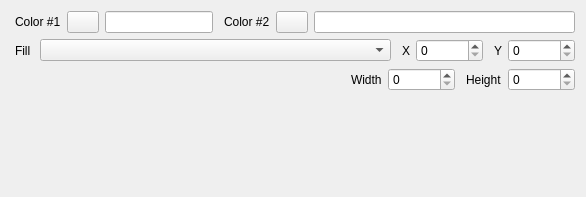
Old version of the form components/color.ui in the repository djfun/audio-visualizer-python.
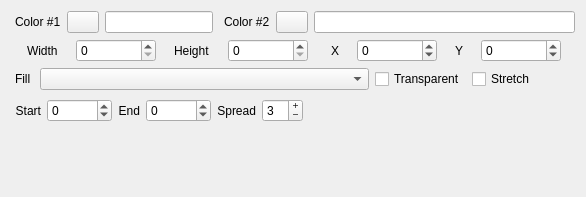
New version of the form.

Commit message: color component size, position, and gradient options

Diff of the .ui file:
```diff
--- a/components/color.ui
+++ b/components/color.ui
@@ -159,7 +159,7 @@
         <number>0</number>
        </property>
        <item>
-        <widget class="QLabel" name="label_textLayout">
+        <widget class="QLabel" name="label_xTitleAlign_2">
          <property name="sizePolicy">
           <sizepolicy hsizetype="Fixed" vsizetype="Preferred">
            <horstretch>0</horstretch>
@@ -167,22 +167,78 @@
           </sizepolicy>
          </property>
          <property name="text">
-          <string>Fill </string>
+          <string>Width</string>
          </property>
+         <property name="alignment">
+          <set>Qt::AlignLeading|Qt::AlignLeft|Qt::AlignVCenter</set>
+         </property>
         </widget>
        </item>
        <item>
-        <widget class="QComboBox" name="comboBox_fill">
+        <widget class="QSpinBox" name="spinBox_width">
          <property name="sizePolicy">
-          <sizepolicy hsizetype="Expanding" vsizetype="Fixed">
+          <sizepolicy hsizetype="Fixed" vsizetype="Fixed">
            <horstretch>0</horstretch>
            <verstretch>0</verstretch>
           </sizepolicy>
          </property>
+         <property name="maximumSize">
+          <size>
+           <width>80</width>
+           <height>16777215</height>
+          </size>
+         </property>
+         <property name="baseSize">
+          <size>
+           <width>0</width>
+           <height>0</height>
+          </size>
+         </property>
+         <property name="minimum">
+          <number>0</number>
+         </property>
+         <property name="maximum">
+          <number>999999999</number>
+         </property>
+         <property name="value">
+          <number>0</number>
+         </property>
         </widget>
        </item>
        <item>
-        <spacer name="horizontalSpacer_6">
+        <widget class="QLabel" name="label_yTitleAlign_2">
+         <property name="sizePolicy">
+          <sizepolicy hsizetype="Fixed" vsizetype="Preferred">
+           <horstretch>0</horstretch>
+           <verstretch>0</verstretch>
+          </sizepolicy>
+         </property>
+         <property name="text">
+          <string>Height</string>
+         </property>
+        </widget>
+       </item>
+       <item>
+        <widget class="QSpinBox" name="spinBox_height">
+         <property name="sizePolicy">
+          <sizepolicy hsizetype="Fixed" vsizetype="Fixed">
+           <horstretch>0</horstretch>
+           <verstretch>0</verstretch>
+          </sizepolicy>
+         </property>
+         <property name="maximumSize">
+          <size>
+           <width>80</width>
+           <height>16777215</height>
+          </size>
+         </property>
+         <property name="maximum">
+          <number>999999999</number>
+         </property>
+        </widget>
+       </item>
+       <item>
+        <spacer name="horizontalSpacer_7">
          <property name="orientation">
           <enum>Qt::Horizontal</enum>
          </property>
@@ -231,32 +287,16 @@
           </size>
          </property>
          <property name="minimum">
-          <number>0</number>
+          <number>-10000</number>
          </property>
          <property name="maximum">
-          <number>999999999</number>
+          <number>10000</number>
          </property>
          <property name="value">
           <number>0</number>
          </property>
         </widget>
        </item>
-       <item>
-        <spacer name="horizontalSpacer_7">
-         <property name="orientation">
-          <enum>Qt::Horizontal</enum>
-         </property>
-         <property name="sizeType">
-          <enum>QSizePolicy::Fixed</enum>
-         </property>
-         <property name="sizeHint" stdset="0">
-          <size>
-           <width>5</width>
-           <height>20</height>
-          </size>
-         </property>
-        </spacer>
-       </item>
        <item>
         <widget class="QLabel" name="label_yTitleAlign">
          <property name="sizePolicy">
@@ -284,12 +324,13 @@
            <height>16777215</height>
           </size>
          </property>
+         <property name="minimum">
+          <number>-10000</number>
+         </property>
          <property name="maximum">
-          <number>999999999</number>
+          <number>10000</number>
          </property>
         </widget>
-       </item>
-      </layout>
      </item>
     </layout>
    </item>
@@ -299,6 +340,162 @@
       <number>0</number>
      </property>
      <item>
+        <widget class="QLabel" name="label_textLayout">
+         <property name="sizePolicy">
+          <sizepolicy hsizetype="Fixed" vsizetype="Preferred">
+           <horstretch>0</horstretch>
+           <verstretch>0</verstretch>
+          </sizepolicy>
+         </property>
+         <property name="text">
+          <string>Fill </string>
+         </property>
+        </widget>
+       </item>
+       <item>
+        <widget class="QComboBox" name="comboBox_fill">
+         <property name="sizePolicy">
+          <sizepolicy hsizetype="Minimum" vsizetype="Fixed">
+           <horstretch>0</horstretch>
+           <verstretch>0</verstretch>
+          </sizepolicy>
+         </property>
+         <property name="currentIndex">
+          <number>-1</number>
+         </property>
+         <property name="sizeAdjustPolicy">
+          <enum>QComboBox::AdjustToContentsOnFirstShow</enum>
+         </property>
+        </widget>
+       </item>
+       <item>
+        <widget class="QCheckBox" name="checkBox_trans">
+         <property name="sizePolicy">
+          <sizepolicy hsizetype="Fixed" vsizetype="Fixed">
+           <horstretch>0</horstretch>
+           <verstretch>0</verstretch>
+          </sizepolicy>
+         </property>
+         <property name="text">
+          <string>Transparent</string>
+         </property>
+        </widget>
+       </item>
+       <item>
+        <widget class="QCheckBox" name="checkBox_stretch">
+         <property name="sizePolicy">
+          <sizepolicy hsizetype="Fixed" vsizetype="Fixed">
+           <horstretch>0</horstretch>
+           <verstretch>0</verstretch>
+          </sizepolicy>
+         </property>
+         <property name="text">
+          <string>Stretch</string>
+         </property>
+        </widget>
+       </item>
+       <item>
+        <spacer name="horizontalSpacer_2">
+         <property name="orientation">
+          <enum>Qt::Horizontal</enum>
+         </property>
+         <property name="sizeType">
+          <enum>QSizePolicy::Minimum</enum>
+         </property>
+         <property name="sizeHint" stdset="0">
+          <size>
+           <width>40</width>
+           <height>20</height>
+          </size>
+         </property>
+        </spacer>
+       </item>
+      </layout>
+     </item>
+     <item>
+      <layout class="QHBoxLayout" name="horizontalLayout_2">
+       <item>
+        <widget class="QStackedWidget" name="fillWidget">
+         <property name="sizePolicy">
+          <sizepolicy hsizetype="Preferred" vsizetype="Minimum">
+           <horstretch>0</horstretch>
+           <verstretch>0</verstretch>
+          </sizepolicy>
+         </property>
+         <property name="lineWidth">
+          <number>0</number>
+         </property>
+         <property name="currentIndex">
+          <number>2</number>
+         </property>
+         <widget class="QWidget" name="blank"/>
+         <widget class="QWidget" name="linearGradient">
+          <widget class="QWidget" name="horizontalLayoutWidget">
+           <property name="geometry">
+            <rect>
+             <x>-1</x>
+             <y>0</y>
+             <width>561</width>
+             <height>31</height>
+            </rect>
+           </property>
+           <layout class="QHBoxLayout" name="horizontalLayout">
+            <item>
+             <widget class="QLabel" name="label_xTitleAlign_4">
+              <property name="sizePolicy">
+               <sizepolicy hsizetype="Fixed" vsizetype="Preferred">
+                <horstretch>0</horstretch>
+                <verstretch>0</verstretch>
+               </sizepolicy>
+              </property>
+              <property name="text">
+               <string>Start</string>
+              </property>
+             </widget>
+            </item>
+            <item>
+             <widget class="QSpinBox" name="spinBox_linearGradient_start">
+              <property name="minimum">
+               <number>-10000</number>
+              </property>
+              <property name="maximum">
+               <number>10000</number>
+              </property>
+              <property name="singleStep">
+               <number>10</number>
+              </property>
+             </widget>
+            </item>
+            <item>
+             <widget class="QLabel" name="label">
+              <property name="sizePolicy">
+               <sizepolicy hsizetype="Fixed" vsizetype="Preferred">
+                <horstretch>0</horstretch>
+                <verstretch>0</verstretch>
+               </sizepolicy>
+              </property>
+              <property name="text">
+               <string>End</string>
+              </property>
+              <property name="alignment">
+               <set>Qt::AlignRight|Qt::AlignTrailing|Qt::AlignVCenter</set>
+              </property>
+             </widget>
+            </item>
+            <item>
+             <widget class="QSpinBox" name="spinBox_linearGradient_end">
+              <property name="minimum">
+               <number>-10000</number>
+              </property>
+              <property name="maximum">
+               <number>10000</number>
+              </property>
+              <property name="singleStep">
+               <number>10</number>
+              </property>
+             </widget>
+            </item>
+            <item>
       <spacer name="horizontalSpacer">
        <property name="orientation">
         <enum>Qt::Horizontal</enum>
@@ -311,24 +508,51 @@
        </property>
       </spacer>
      </item>
+           </layout>
+          </widget>
+         </widget>
+         <widget class="QWidget" name="radialGradient">
+          <widget class="QWidget" name="horizontalLayoutWidget_3">
+           <property name="geometry">
+            <rect>
+             <x>-1</x>
+             <y>-1</y>
+             <width>561</width>
+             <height>31</height>
+            </rect>
+           </property>
+           <layout class="QHBoxLayout" name="horizontalLayout_3">
      <item>
-      <spacer name="horizontalSpacer_8">
-       <property name="orientation">
-        <enum>Qt::Horizontal</enum>
-       </property>
-       <property name="sizeType">
-        <enum>QSizePolicy::Fixed</enum>
-       </property>
-       <property name="sizeHint" stdset="0">
-        <size>
-         <width>5</width>
-         <height>20</height>
-        </size>
-       </property>
-      </spacer>
+             <widget class="QLabel" name="label_xTitleAlign_6">
+              <property name="sizePolicy">
+               <sizepolicy hsizetype="Fixed" vsizetype="Preferred">
+                <horstretch>0</horstretch>
+                <verstretch>0</verstretch>
+               </sizepolicy>
+              </property>
+              <property name="text">
+               <string>Start</string>
+              </property>
+              <property name="alignment">
+               <set>Qt::AlignRight|Qt::AlignTrailing|Qt::AlignVCenter</set>
+              </property>
+             </widget>
      </item>
      <item>
-      <widget class="QLabel" name="label_xTitleAlign_2">
+             <widget class="QSpinBox" name="spinBox_radialGradient_start">
+              <property name="minimum">
+               <number>-10000</number>
+              </property>
+              <property name="maximum">
+               <number>10000</number>
+              </property>
+              <property name="singleStep">
+               <number>10</number>
+              </property>
+             </widget>
+            </item>
+            <item>
+             <widget class="QLabel" name="label_3">
        <property name="sizePolicy">
         <sizepolicy hsizetype="Fixed" vsizetype="Preferred">
          <horstretch>0</horstretch>
@@ -336,106 +560,79 @@
         </sizepolicy>
        </property>
        <property name="text">
-        <string>Width</string>
+               <string>End</string>
        </property>
        <property name="alignment">
-        <set>Qt::AlignLeading|Qt::AlignLeft|Qt::AlignVCenter</set>
+               <set>Qt::AlignRight|Qt::AlignTrailing|Qt::AlignVCenter</set>
        </property>
       </widget>
      </item>
      <item>
-      <widget class="QSpinBox" name="spinBox_width">
+             <widget class="QSpinBox" name="spinBox_radialGradient_end">
+              <property name="minimum">
+               <number>-10000</number>
+              </property>
+              <property name="maximum">
+               <number>10000</number>
+              </property>
+              <property name="singleStep">
+               <number>10</number>
+              </property>
+             </widget>
+            </item>
+            <item>
+             <widget class="QLabel" name="label_4">
        <property name="sizePolicy">
-        <sizepolicy hsizetype="Fixed" vsizetype="Fixed">
+               <sizepolicy hsizetype="Fixed" vsizetype="Preferred">
          <horstretch>0</horstretch>
          <verstretch>0</verstretch>
         </sizepolicy>
        </property>
-       <property name="maximumSize">
-        <size>
-         <width>80</width>
-         <height>16777215</height>
-        </size>
-       </property>
-       <property name="baseSize">
-        <size>
-         <width>0</width>
-         <height>0</height>
-        </size>
-       </property>
+              <property name="text">
+               <string>Spread</string>
+              </property>
+              <property name="alignment">
+               <set>Qt::AlignRight|Qt::AlignTrailing|Qt::AlignVCenter</set>
+              </property>
+             </widget>
+            </item>
+            <item>
+             <widget class="QSpinBox" name="spinBox_radialGradient_spread">
+              <property name="buttonSymbols">
+               <enum>QAbstractSpinBox::PlusMinus</enum>
+              </property>
        <property name="minimum">
-        <number>0</number>
+               <number>1</number>
        </property>
        <property name="maximum">
-        <number>999999999</number>
+               <number>20</number>
        </property>
        <property name="value">
-        <number>0</number>
+               <number>3</number>
        </property>
       </widget>
      </item>
      <item>
-      <spacer name="horizontalSpacer_10">
+             <spacer name="horizontalSpacer_3">
        <property name="orientation">
         <enum>Qt::Horizontal</enum>
        </property>
-       <property name="sizeType">
-        <enum>QSizePolicy::Fixed</enum>
-       </property>
        <property name="sizeHint" stdset="0">
         <size>
-         <width>5</width>
+                <width>40</width>
          <height>20</height>
         </size>
        </property>
       </spacer>
      </item>
-     <item>
-      <widget class="QLabel" name="label_yTitleAlign_2">
-       <property name="sizePolicy">
-        <sizepolicy hsizetype="Fixed" vsizetype="Preferred">
-         <horstretch>0</horstretch>
-         <verstretch>0</verstretch>
-        </sizepolicy>
-       </property>
-       <property name="text">
-        <string>Height</string>
-       </property>
-      </widget>
-     </item>
-     <item>
-      <widget class="QSpinBox" name="spinBox_height">
-       <property name="sizePolicy">
-        <sizepolicy hsizetype="Fixed" vsizetype="Fixed">
-         <horstretch>0</horstretch>
-         <verstretch>0</verstretch>
-        </sizepolicy>
-       </property>
-       <property name="maximumSize">
-        <size>
-         <width>80</width>
-         <height>16777215</height>
-        </size>
-       </property>
-       <property name="maximum">
-        <number>999999999</number>
-       </property>
-      </widget>
+           </layout>
+          </widget>
+         </widget>
+        </widget>
      </item>
     </layout>
    </item>
-   <item>
-    <spacer name="verticalSpacer">
-     <property name="orientation">
-      <enum>Qt::Vertical</enum>
-     </property>
-     <property name="sizeHint" stdset="0">
-      <size>
-       <width>20</width>
-       <height>40</height>
-      </size>
-     </property>
-    </spacer>
+    </layout>
    </item>
   </layout>
  </widget>
```
Lines whose indentation alone changed are shown as unchanged. The commit also changes 3 other files.
